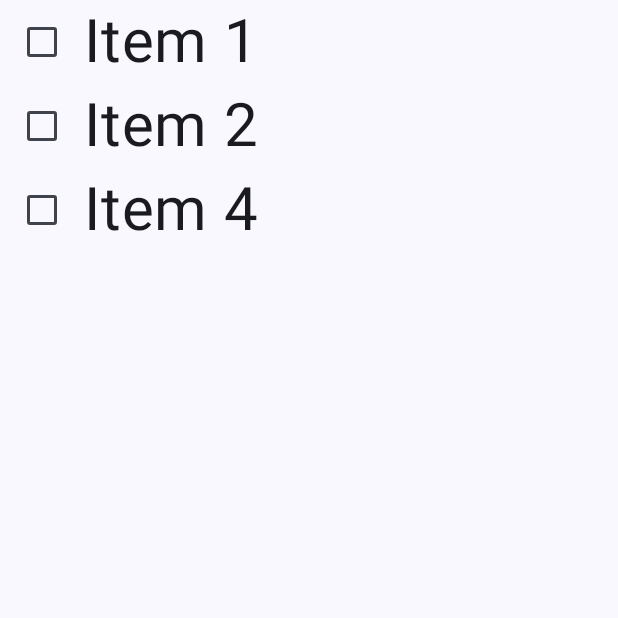
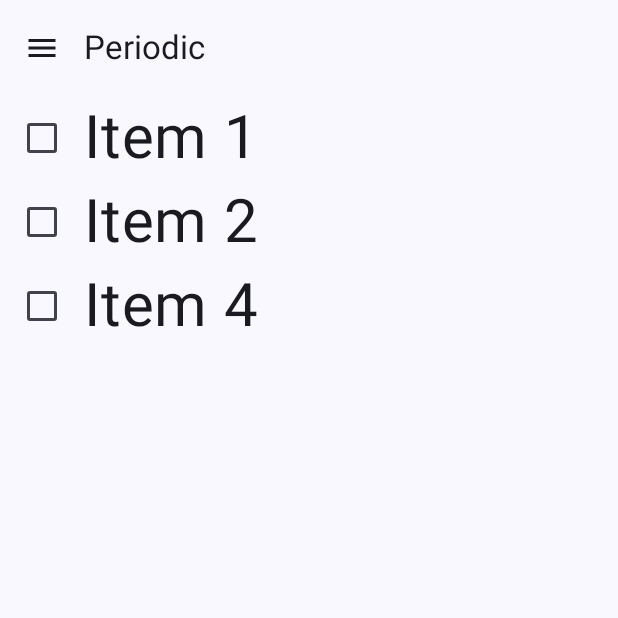
Before and after one commit to eldon111/Periodic, an Android app built with Jetpack Compose: the screen it shows after launch (MainActivity), on a phone screen of 412 x 824 dp, the top half of it. Run offline under Robolectric (Android 15) with nearby library versions, the phone set to English and light mode, and no system bars.

Commit message:
add top bar

```diff
--- a/app/src/main/java/com/emathias/periodic/MainActivity.kt
+++ b/app/src/main/java/com/emathias/periodic/MainActivity.kt
@@ -13,9 +13,15 @@ import androidx.compose.foundation.layout.statusBarsPadding
 import androidx.compose.foundation.lazy.LazyColumn
 import androidx.compose.foundation.lazy.items
 import androidx.compose.foundation.selection.toggleable
+import androidx.compose.material.icons.Icons
+import androidx.compose.material.icons.filled.Menu
 import androidx.compose.material3.Checkbox
+import androidx.compose.material3.ExperimentalMaterial3Api
+import androidx.compose.material3.Icon
+import androidx.compose.material3.IconButton
 import androidx.compose.material3.Scaffold
 import androidx.compose.material3.Text
+import androidx.compose.material3.TopAppBar
 import androidx.compose.runtime.Composable
 import androidx.compose.runtime.mutableStateOf
 import androidx.compose.runtime.remember
@@ -35,6 +41,7 @@ class MainActivity : ComponentActivity() {
         setContent {
             PeriodicTheme {
                 Scaffold(
+                    topBar = { PeriodicTopAppBar() },
                     modifier = Modifier
                         .fillMaxSize()
                         .statusBarsPadding()
@@ -51,6 +58,22 @@ class MainActivity : ComponentActivity() {
             }
         }
     }
+}
+
+@OptIn(ExperimentalMaterial3Api::class)
+@Composable
+fun PeriodicTopAppBar() {
+    TopAppBar(
+        title = { Text("Periodic") },
+        navigationIcon = {
+            IconButton(onClick = { /* TODO: do something */ }) {
+                Icon(
+                    imageVector = Icons.Filled.Menu,
+                    contentDescription = "Localized description"
+                )
+            }
+        }
+    )
 }
 
 @Composable
@@ -97,7 +120,8 @@ fun TodoListPreview(modifier: Modifier = Modifier) {
                 TodoItem("Item 1"),
                 TodoItem("Item 2"),
                 TodoItem("Item 4")
-            ), modifier
+            ),
+            modifier
         )
     }
 }
```
